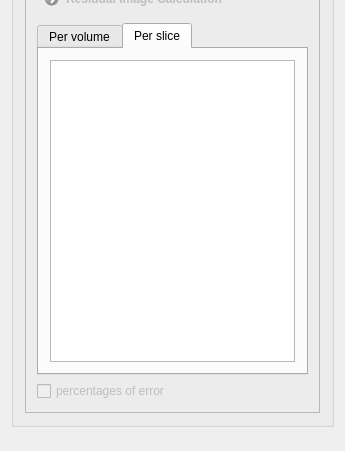
MITK/MITK, file Plugins/org.mitk.gui.qt.diffusionimaging/src/internal/QmitkTensorReconstructionViewControls.ui: the form before one commit; both pictures show x 0 to 345 and y 852 to 1303 of the 345 by 1303 pixel window.
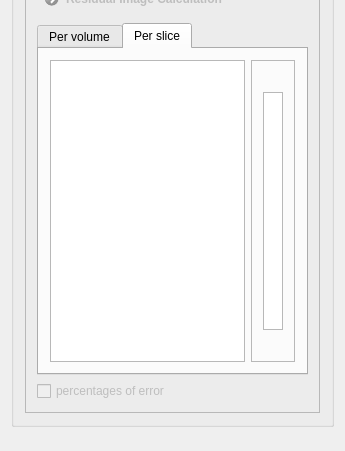
The form after the commit. Custom widgets are drawn as their Qt base class.

Commit message: added legend for the residual plot per slice

```diff
--- a/Plugins/org.mitk.gui.qt.diffusionimaging/src/internal/QmitkTensorReconstructionViewControls.ui
+++ b/Plugins/org.mitk.gui.qt.diffusionimaging/src/internal/QmitkTensorReconstructionViewControls.ui
@@ -569,9 +569,52 @@
             <attribute name="title">
              <string>Per slice</string>
             </attribute>
-            <layout class="QVBoxLayout" name="verticalLayout_9">
+            <layout class="QHBoxLayout" name="horizontalLayout">
              <item>
-              <widget class="QGraphicsView" name="m_PerSliceView"/>
+              <widget class="QGraphicsView" name="m_PerSliceView">
+               <property name="maximumSize">
+                <size>
+                 <width>300</width>
+                 <height>400</height>
+                </size>
+               </property>
+              </widget>
+             </item>
+             <item>
+              <widget class="QFrame" name="frame_4">
+               <property name="frameShape">
+                <enum>QFrame::StyledPanel</enum>
+               </property>
+               <property name="frameShadow">
+                <enum>QFrame::Raised</enum>
+               </property>
+               <layout class="QVBoxLayout" name="verticalLayout_9">
+                <item>
+                 <widget class="QLabel" name="m_UpperLabel">
+                  <property name="text">
+                   <string/>
+                  </property>
+                 </widget>
+                </item>
+                <item>
+                 <widget class="QGraphicsView" name="m_LegendView">
+                  <property name="maximumSize">
+                   <size>
+                    <width>20</width>
+                    <height>255</height>
+                   </size>
+                  </property>
+                 </widget>
+                </item>
+                <item>
+                 <widget class="QLabel" name="m_LowerLabel">
+                  <property name="text">
+                   <string/>
+                  </property>
+                 </widget>
+                </item>
+               </layout>
+              </widget>
              </item>
             </layout>
            </widget>
```
The commit also changes 1 other file.
